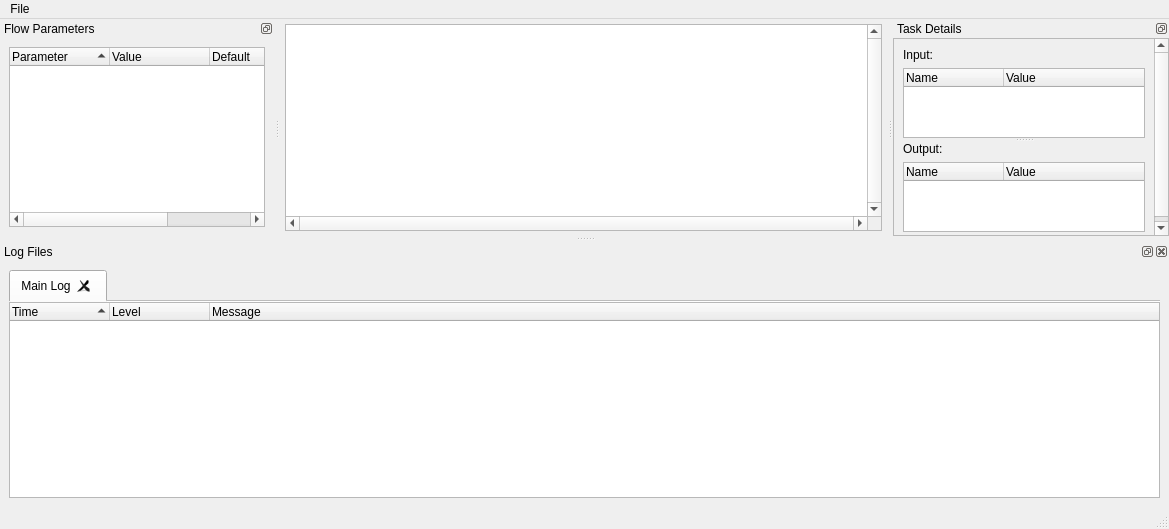
Above: xyzflow/ui/Window.ui from Renneke/xyzflow before the change. Below: the same form after it.
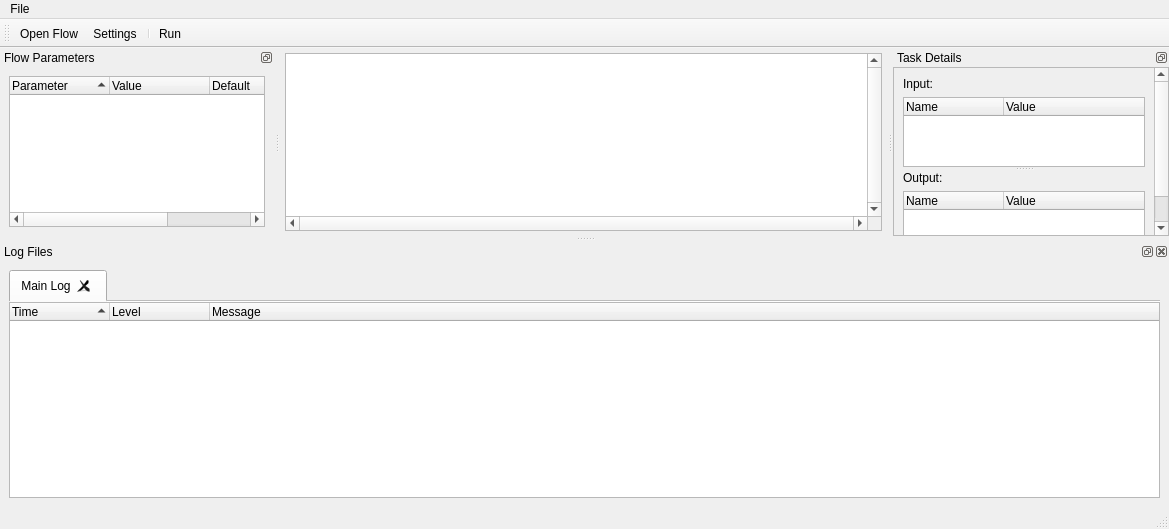
That is the form after the change.

Diff of the .ui file:
```diff
--- a/xyzflow/ui/Window.ui
+++ b/xyzflow/ui/Window.ui
@@ -310,6 +310,21 @@
     </layout>
    </widget>
   </widget>
+  <widget class="QToolBar" name="toolBar">
+   <property name="windowTitle">
+    <string>toolBar</string>
+   </property>
+   <attribute name="toolBarArea">
+    <enum>TopToolBarArea</enum>
+   </attribute>
+   <attribute name="toolBarBreak">
+    <bool>false</bool>
+   </attribute>
+   <addaction name="actionOpen_Flow"/>
+   <addaction name="actionSettings"/>
+   <addaction name="separator"/>
+   <addaction name="actionRun"/>
+  </widget>
   <action name="actionOpen_Flow">
    <property name="text">
     <string>Open Flow</string>
@@ -325,6 +340,14 @@
     <string>Settings</string>
    </property>
   </action>
+  <action name="actionRun">
+   <property name="text">
+    <string>Run</string>
+   </property>
+   <property name="toolTip">
+    <string>Run the flow</string>
+   </property>
+  </action>
  </widget>
  <resources/>
  <connections>
```
